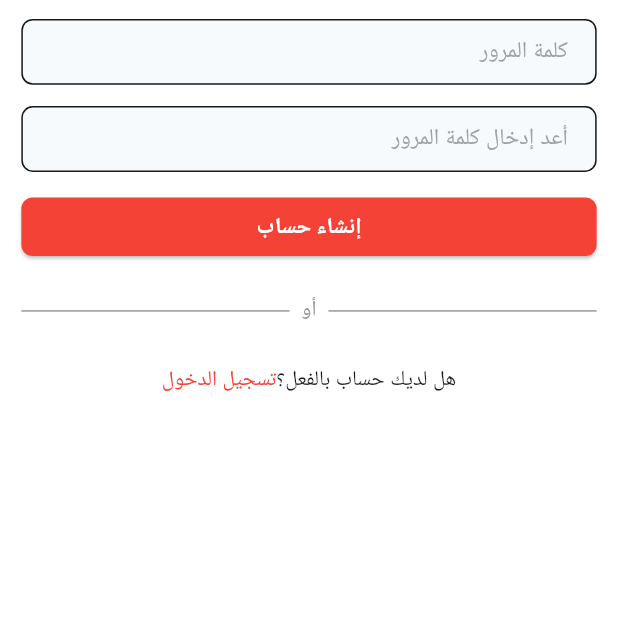
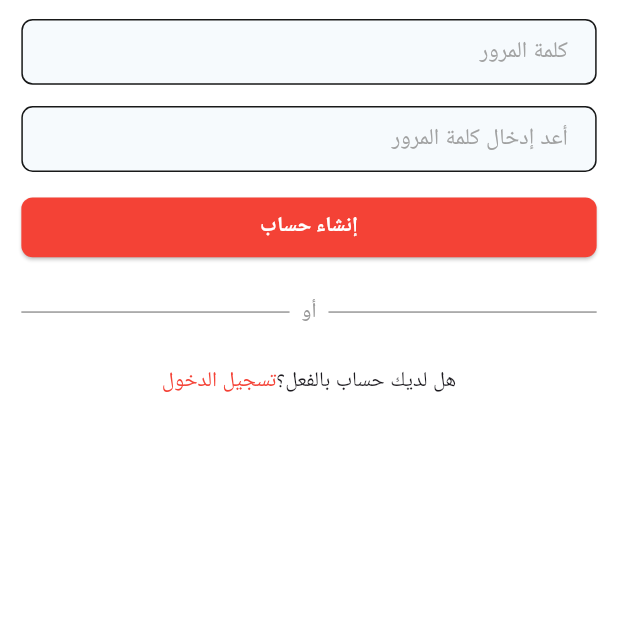
Before and after one commit to MahmoudAboHebil/fresh_feed, a Flutter app: the CreateAccountScreen screen opened directly, on a phone screen of 412 x 824 dp. Shown: the part 592-1236 px from the top of the screen. Run offline on Flutter 3.47's test engine with Material 3 defaults, Android fonts, the phone set to English and light mode, and no system bars; our stand-ins replace cloud_firestore, connectivity_plus, device_preview, equatable, firebase_auth, firebase_core and 9 more; accounts and stored records are empty; key blocks and very long unbroken strings in the code were emptied for the run.

Commit message:
'Create account screen' is done

```diff
--- a/lib/widgets/rectangle_text_button.dart
+++ b/lib/widgets/rectangle_text_button.dart
@@ -1,7 +1,7 @@
 import 'package:flutter/material.dart';
 import 'package:fresh_feed/utils/utlis.dart';
 
-class RectangleTextButton extends StatelessWidget {
+class RectangleTextButton extends StatefulWidget {
   const RectangleTextButton({
     required this.text,
     this.color,
@@ -15,32 +15,66 @@ class RectangleTextButton extends StatelessWidget {
   final Function callback;
 
   @override
+  State<RectangleTextButton> createState() => _RectangleTextButtonState();
+}
+
+class _RectangleTextButtonState extends State<RectangleTextButton> {
+  bool isLoading = false;
+  @override
   Widget build(BuildContext context) {
-    return ElevatedButton(
+    return SizedBox(
+      width: context.screenWidth,
+      child: ElevatedButton(
         style: ElevatedButton.styleFrom(
             padding: EdgeInsetsDirectional.symmetric(
                 horizontal: context.setMinSize(15),
                 vertical: context.setMinSize(9)),
             minimumSize: const Size(0, 0),
             tapTargetSize: MaterialTapTargetSize.shrinkWrap,
-          backgroundColor: backgroundColor,
+            backgroundColor: widget.backgroundColor,
             overlayColor: context.colorScheme.inverseSurface,
             shape: RoundedRectangleBorder(
               borderRadius: BorderRadius.circular(context.setMinSize(8)),
             )),
-      child: Center(
+        child: Stack(
+          alignment: Alignment.center,
+          children: [
+            Opacity(
+              opacity: isLoading ? 0.0 : 1.0,
               child: Text(
-          text,
+                widget.text,
                 style: TextStyle(
-            color: color,
+                  color: widget.color,
                   fontWeight: FontWeight.bold,
-            fontSize: context.setSp(15),
+                  fontSize: context.setSp(14),
                 ),
               ),
             ),
+            Opacity(
+              opacity: !isLoading ? 0.0 : 1.0,
+              child: SizedBox(
+                height: context.setMinSize(24),
+                width: context.setMinSize(24),
+                child: CircularProgressIndicator(
+                  color: context.colorScheme.onPrimary,
+                  strokeWidth: context.setSp(3),
+                ),
+              ),
+            )
+          ],
+        ),
         onPressed: () async {
-        await callback();
+          if (!isLoading) {
+            setState(() {
+              isLoading = true;
+            });
+            await widget.callback();
+            setState(() {
+              isLoading = false;
+            });
+          }
         },
+      ),
     );
   }
 }
```
Also changed, not shown: lib/data/repository/firebase_repo/auth_repository.dart (+16 -12 lines), lib/l10n/intl_ar.arb (+8 -1 lines), lib/l10n/intl_en.arb (+9 -1 lines), lib/l10n/intl_es.arb (+8 -1 lines), lib/screens/auth/create_account_screen.dart (+68 -16 lines), lib/screens/home_screen.dart (added, +14 -0 lines), lib/utils/app_alerts.dart (+4 -3 lines), lib/utils/app_exception.dart (+5 -5 lines), lib/generated/intl/messages_ar.dart, lib/generated/intl/messages_en.dart, lib/generated/intl/messages_es.dart, lib/generated/l10n.dart, 1 other file. Lines whose indentation alone changed are shown as unchanged.
